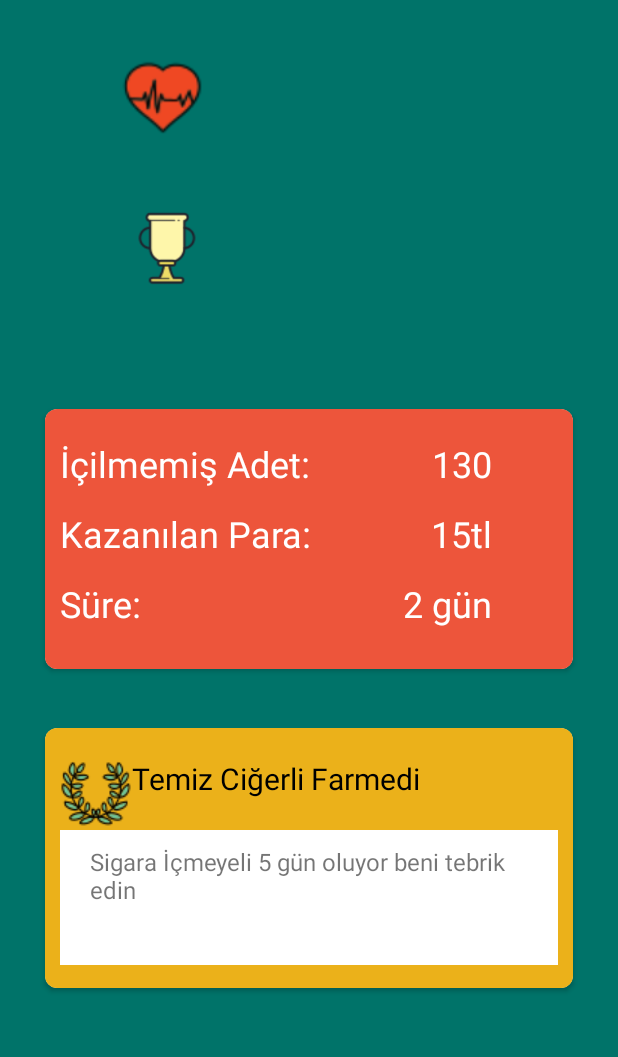
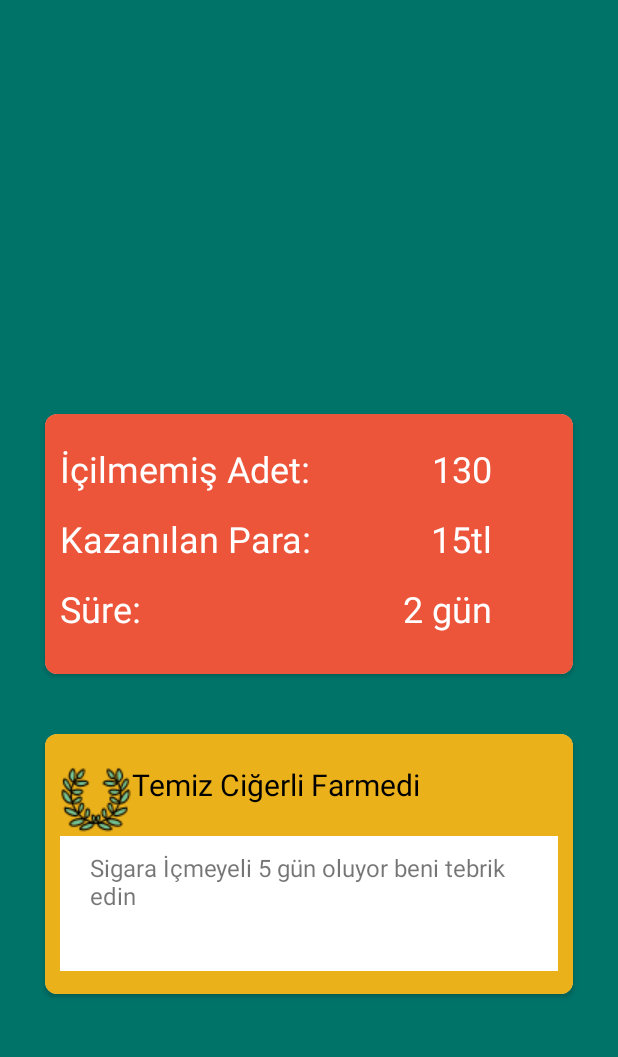
Before and after one commit to ddincerdem/QuitQuick, an Android app: the HomeActivity screen opened directly, with no data from a screen before it, on a phone screen of 412 x 824 dp, the part 84-1141 px from its top. Run offline under Robolectric (Android 15) with nearby library versions, the phone set to English and light mode, and no system bars.

Commit message:
Some Code Added

```diff
--- a/app/src/main/java/com/example/quitquick/HomeActivity.java
+++ b/app/src/main/java/com/example/quitquick/HomeActivity.java
@@ -2,9 +2,12 @@ package com.example.quitquick;
 
 import androidx.appcompat.app.AppCompatActivity;
 import androidx.appcompat.widget.Toolbar;
+import androidx.constraintlayout.widget.ConstraintSet;
+import androidx.lifecycle.AndroidViewModel;
 
 import android.content.Intent;
 import android.os.Bundle;
+import android.text.Layout;
 import android.widget.Button;
 import android.widget.ImageButton;
 import android.widget.TextView;
@@ -12,7 +15,7 @@ import android.widget.TextView;
 public class HomeActivity extends AppCompatActivity {
     Toolbar toolbar;
     ImageButton btnAppBarAchievement,btnAppBarHealth;
-
+    android.view.View ProfilLayout;
 
 
         @Override
@@ -24,6 +27,13 @@ public class HomeActivity extends AppCompatActivity {
 
         btnAppBarAchievement=findViewById(R.id.btnappBarAchievement);
         btnAppBarHealth=findViewById(R.id.btnAppBarHealth);
+
+        ProfilLayout = (android.view.View)findViewById(R.id.lytProfile);
+
+        ProfilLayout.setOnClickListener(v -> {
+            Intent Profile = new Intent(this,ProfileActivity.class);
+            startActivity(Profile);
+        });
 
         btnAppBarHealth.setOnClickListener(v -> {
             Intent health = new Intent(HomeActivity.this,HealthActivity.class);
@@ -37,9 +47,5 @@ public class HomeActivity extends AppCompatActivity {
         });
 
 
-
-
-
-
     }
 }
--- a/app/src/main/res/layout/activity_home.xml
+++ b/app/src/main/res/layout/activity_home.xml
@@ -10,42 +10,18 @@
     tools:context=".HomeActivity">
     <include layout="@layout/action_bar_custom"/>
 
+
     <ImageView
         android:id="@+id/imgProfile"
         android:layout_width="141dp"
         android:layout_height="148dp"
         app:layout_constraintBottom_toBottomOf="parent"
         app:layout_constraintEnd_toEndOf="parent"
-        app:layout_constraintHorizontal_bias="0.724"
+        app:layout_constraintHorizontal_bias="0.455"
         app:layout_constraintStart_toStartOf="parent"
         app:layout_constraintTop_toTopOf="parent"
-        app:layout_constraintVertical_bias="0.144"
+        app:layout_constraintVertical_bias="0.157"
         tools:srcCompat="@tools:sample/avatars" />
-
-    <ImageView
-        android:id="@+id/imgHealth"
-        android:layout_width="65dp"
-        android:layout_height="62dp"
-        app:layout_constraintBottom_toBottomOf="parent"
-        app:layout_constraintEnd_toStartOf="@+id/imgProfile"
-        app:layout_constraintHorizontal_bias="0.566"
-        app:layout_constraintStart_toStartOf="parent"
-        app:layout_constraintTop_toTopOf="parent"
-        app:layout_constraintVertical_bias="0.118"
-        app:srcCompat="@drawable/ic_heart2" />
-
-    <ImageView
-        android:id="@+id/imgAchievement"
-        android:layout_width="76dp"
-        android:layout_height="77dp"
-        app:layout_constraintBottom_toBottomOf="parent"
-        app:layout_constraintEnd_toStartOf="@+id/imgProfile"
-        app:layout_constraintHorizontal_bias="0.612"
-        app:layout_constraintStart_toStartOf="parent"
-        app:layout_constraintTop_toTopOf="parent"
-        app:layout_constraintVertical_bias="0.242"
-        app:srcCompat="@drawable/ic_ach1" />
-
 
     <androidx.cardview.widget.CardView
         android:layout_width="match_parent"
@@ -63,6 +39,8 @@
         tools:ignore="MissingConstraints">
 
         <LinearLayout
+            android:id="@+id/lytProfile"
+            android:clickable="true"
             android:layout_width="match_parent"
             android:layout_height="match_parent"
             android:background="@color/red1"
--- a/app/src/main/res/layout/activity_profile.xml
+++ b/app/src/main/res/layout/activity_profile.xml
@@ -16,6 +16,7 @@
              android:id="@+id/btnLogOut"
              android:layout_width="80dp"
              android:layout_height="80dp"
+             android:clickable="true"
              android:src="@drawable/ic_sign_out" />
 
          <ImageView
```
Also changed, not shown: app/src/main/java/com/example/quitquick/ProfileActivity.java (+35 -0 lines).
